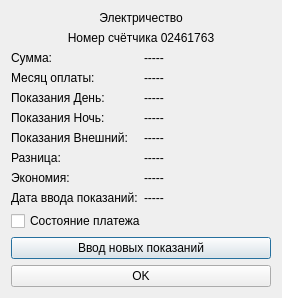
FenyukAndrew/QtCalculatePayment, file Forms/electricity.ui: the form before one commit.
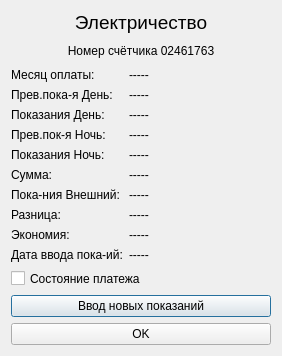
The form after the commit.

What changed in the file:
```diff
--- a/Forms/electricity.ui
+++ b/Forms/electricity.ui
@@ -7,7 +7,7 @@
     <x>0</x>
     <y>0</y>
     <width>282</width>
-    <height>269</height>
+    <height>356</height>
    </rect>
   </property>
   <property name="sizePolicy">
@@ -33,6 +33,13 @@
      </property>
      <item>
       <widget class="QLabel" name="label_1">
+       <property name="font">
+        <font>
+         <pointsize>14</pointsize>
+         <weight>50</weight>
+         <bold>false</bold>
+        </font>
+       </property>
        <property name="text">
         <string>Электричество</string>
        </property>
@@ -62,49 +69,12 @@
        <item row="0" column="0">
         <widget class="QLabel" name="label_3">
          <property name="text">
-          <string>Сумма:</string>
+          <string>Месяц оплаты:</string>
          </property>
         </widget>
        </item>
        <item row="0" column="1">
-        <widget class="QLabel" name="Sum">
-         <property name="palette">
-          <palette>
-           <active>
-            <colorrole role="Base">
-             <brush brushstyle="SolidPattern">
-              <color alpha="255">
-               <red>0</red>
-               <green>255</green>
-               <blue>127</blue>
-              </color>
-             </brush>
-            </colorrole>
-           </active>
-           <inactive>
-            <colorrole role="Base">
-             <brush brushstyle="SolidPattern">
-              <color alpha="255">
-               <red>0</red>
-               <green>255</green>
-               <blue>127</blue>
-              </color>
-             </brush>
-            </colorrole>
-           </inactive>
-           <disabled>
-            <colorrole role="Base">
-             <brush brushstyle="SolidPattern">
-              <color alpha="255">
-               <red>239</red>
-               <green>235</green>
-               <blue>231</blue>
-              </color>
-             </brush>
-            </colorrole>
-           </disabled>
-          </palette>
-         </property>
+        <widget class="QLabel" name="Month_Year_Payment">
          <property name="text">
           <string>-----</string>
          </property>
@@ -113,12 +83,12 @@
        <item row="1" column="0">
         <widget class="QLabel" name="label_4">
          <property name="text">
-          <string>Месяц оплаты:</string>
+          <string>Прев.пока-я День:</string>
          </property>
         </widget>
        </item>
        <item row="1" column="1">
-        <widget class="QLabel" name="Month_Year_Payment">
+        <widget class="QLabel" name="Last_Value_Day">
          <property name="text">
           <string>-----</string>
          </property>
@@ -141,12 +111,12 @@
        <item row="3" column="0">
         <widget class="QLabel" name="label_6">
          <property name="text">
-          <string>Показания Ночь:</string>
+          <string>Прев.пок-я Ночь:</string>
          </property>
         </widget>
        </item>
        <item row="3" column="1">
-        <widget class="QLabel" name="Value_Night">
+        <widget class="QLabel" name="Last_Value_Night">
          <property name="text">
           <string>-----</string>
          </property>
@@ -155,12 +125,12 @@
        <item row="4" column="0">
         <widget class="QLabel" name="label_7">
          <property name="text">
-          <string>Показания Внешний:</string>
+          <string>Показания Ночь:</string>
          </property>
         </widget>
        </item>
        <item row="4" column="1">
-        <widget class="QLabel" name="Value_External">
+        <widget class="QLabel" name="Value_Night">
          <property name="text">
           <string>-----</string>
          </property>
@@ -169,12 +139,12 @@
        <item row="5" column="0">
         <widget class="QLabel" name="label_8">
          <property name="text">
-          <string>Разница:</string>
+          <string>Сумма:</string>
          </property>
         </widget>
        </item>
        <item row="5" column="1">
-        <widget class="QLabel" name="Delta_devices">
+        <widget class="QLabel" name="Sum">
          <property name="text">
           <string>-----</string>
          </property>
@@ -183,12 +153,12 @@
        <item row="6" column="0">
         <widget class="QLabel" name="label_9">
          <property name="text">
-          <string>Экономия:</string>
+          <string>Пока-ния Внешний:</string>
          </property>
         </widget>
        </item>
        <item row="6" column="1">
-        <widget class="QLabel" name="sum_Saving">
+        <widget class="QLabel" name="Value_External">
          <property name="text">
           <string>-----</string>
          </property>
@@ -197,11 +167,39 @@
        <item row="7" column="0">
         <widget class="QLabel" name="label_10">
          <property name="text">
-          <string>Дата ввода показаний:</string>
+          <string>Разница:</string>
          </property>
         </widget>
        </item>
        <item row="7" column="1">
+        <widget class="QLabel" name="Delta_devices">
+         <property name="text">
+          <string>-----</string>
+         </property>
+        </widget>
+       </item>
+       <item row="8" column="0">
+        <widget class="QLabel" name="label_11">
+         <property name="text">
+          <string>Экономия:</string>
+         </property>
+        </widget>
+       </item>
+       <item row="8" column="1">
+        <widget class="QLabel" name="sum_Saving">
+         <property name="text">
+          <string>-----</string>
+         </property>
+        </widget>
+       </item>
+       <item row="9" column="0">
+        <widget class="QLabel" name="label_12">
+         <property name="text">
+          <string>Дата ввода пока-ий:</string>
+         </property>
+        </widget>
+       </item>
+       <item row="9" column="1">
         <widget class="QLabel" name="Date_Input_Value">
          <property name="text">
           <string>-----</string>
```
